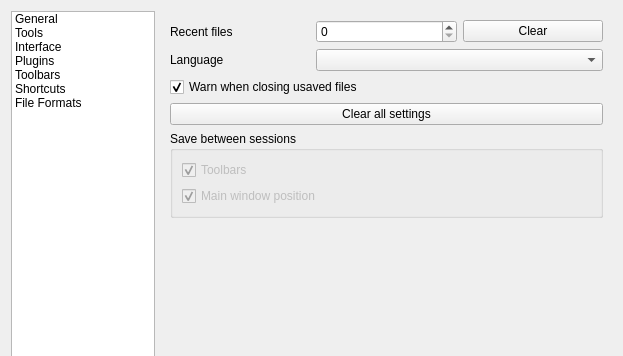
This is src/ui/dialog_settings.ui in mbasaglia/PixelCayman as Qt 5 draws it before an edit; both pictures show x 0 to 623 and y 0 to 356 of the 623 by 538 pixel window. The edited form follows.
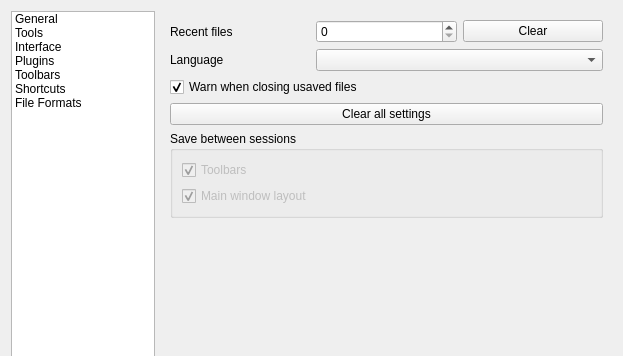
This is the edited form. Icons and pictures are not drawn.

Patch:
```diff
--- a/src/ui/dialog_settings.ui
+++ b/src/ui/dialog_settings.ui
@@ -201,7 +201,7 @@
                <bool>false</bool>
               </property>
               <property name="text">
-               <string>Main window position</string>
+               <string>Main window layout</string>
               </property>
               <property name="checked">
                <bool>true</bool>
```
